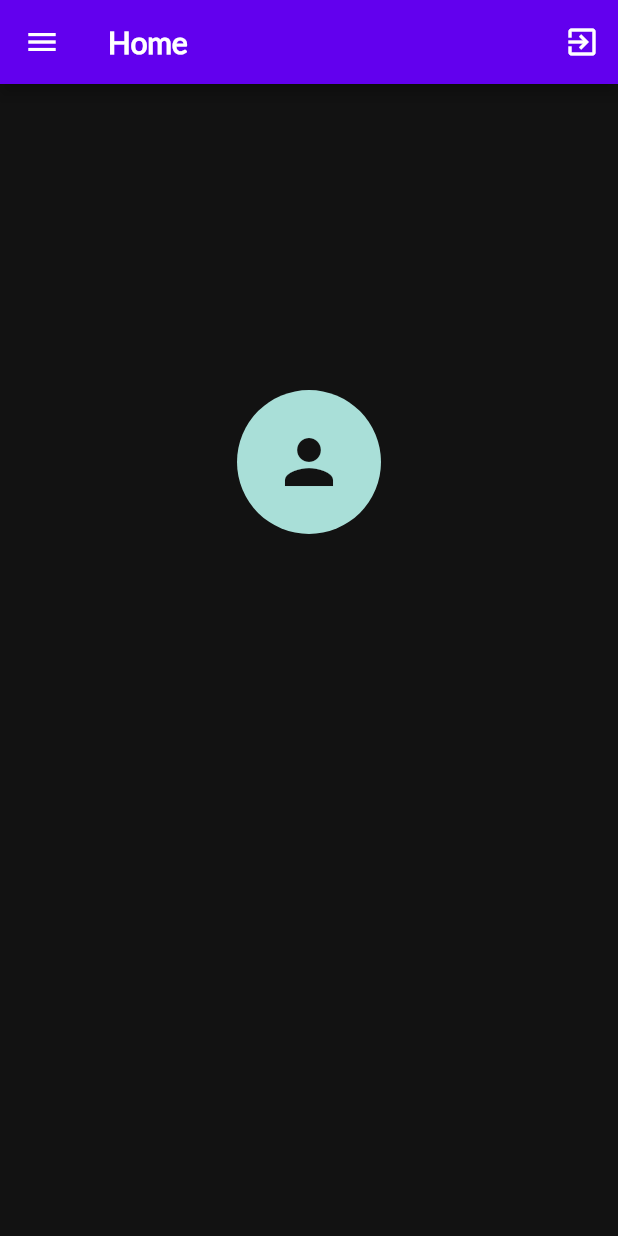
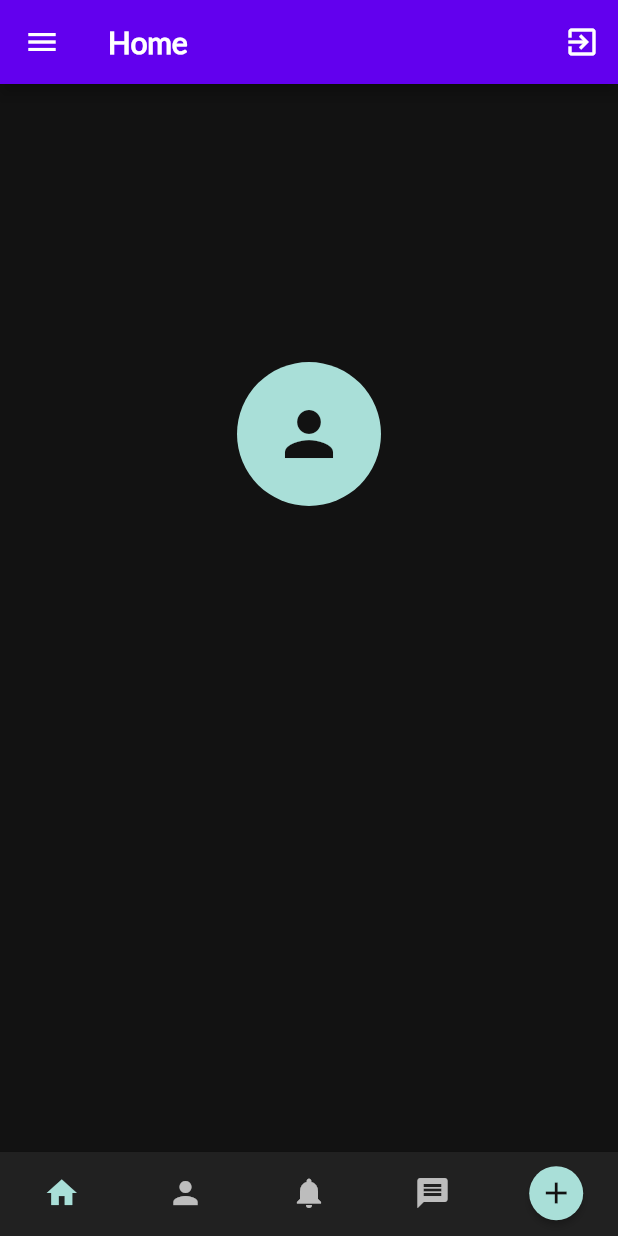
Before and after one commit to Thrauk/union, a Flutter app: the HomePage screen opened directly, on a phone screen of 412 x 824 dp. Run offline on Flutter 3.47's test engine with Material 2 defaults, Android fonts, the phone set to English and light mode, and no system bars; our stand-ins replace bloc, cloud_firestore, dots_indicator, equatable, firebase_auth, firebase_core and 4 more; missing offline and left inert: flow_builder; accounts and stored records are empty.

Commit message:
Added bottom navigation bar + cubit

```diff
--- a/lib/src/screens/auth/login/widgets/buttons/login_button_widget.dart
+++ b/lib/src/screens/auth/login/widgets/buttons/login_button_widget.dart
@@ -2,6 +2,7 @@ import 'package:flutter/cupertino.dart';
 import 'package:flutter/material.dart';
 import 'package:flutter_bloc/flutter_bloc.dart';
 import 'package:union_app/src/screens/auth/login/login.dart';
+import 'package:union_app/src/theme.dart';
 
 class LoginButtonWidget extends StatelessWidget {
   const LoginButtonWidget({Key? key}) : super(key: key);
@@ -13,12 +14,12 @@ class LoginButtonWidget extends StatelessWidget {
         context.read<LoginCubit>().logInWithCredentials();
       },
       style: ElevatedButton.styleFrom(
-        primary: const Color.fromRGBO(169, 223, 216, 1),
+        primary: AppColors.primaryColor,
         onSurface: Colors.transparent,
         shadowColor: Colors.transparent,
         side: const BorderSide(
           width: 2.0,
-          color: Color.fromRGBO(169, 223, 216, 1),
+          color: AppColors.primaryColor,
         ),
         maximumSize: const Size(double.infinity, 48),
         minimumSize: const Size(double.infinity, 48),
--- a/lib/src/screens/auth/login/widgets/form_fields/email_input_widget.dart
+++ b/lib/src/screens/auth/login/widgets/form_fields/email_input_widget.dart
@@ -1,7 +1,8 @@
 import 'package:flutter/material.dart';
 import 'package:flutter_bloc/flutter_bloc.dart';
+import 'package:union_app/src/screens/auth/login/login.dart';
+import 'package:union_app/src/theme.dart';
 
-import '../../login.dart';
 
 class EmailInputWidget extends StatelessWidget {
   const EmailInputWidget({Key? key}) : super(key: key);
@@ -18,7 +19,7 @@ class EmailInputWidget extends StatelessWidget {
           ),
           onChanged: (String email) =>
               context.read<LoginCubit>().emailChanged(email),
-          cursorColor: const Color.fromRGBO(169, 223, 216, 1),
+          cursorColor: AppColors.primaryColor,
           keyboardType: TextInputType.emailAddress,
           decoration: InputDecoration(
             labelText: 'E-mail',
--- a/lib/src/screens/auth/login/widgets/form_fields/password_input_widget.dart
+++ b/lib/src/screens/auth/login/widgets/form_fields/password_input_widget.dart
@@ -1,6 +1,7 @@
 import 'package:flutter/material.dart';
 import 'package:flutter_bloc/flutter_bloc.dart';
 import 'package:union_app/src/screens/auth/login/login.dart';
+import 'package:union_app/src/theme.dart';
 
 class PasswordInputWidget extends StatelessWidget {
   const PasswordInputWidget({Key? key}) : super(key: key);
@@ -18,7 +19,7 @@ class PasswordInputWidget extends StatelessWidget {
           ),
           onChanged: (String password) =>
               context.read<LoginCubit>().passwordChanged(password),
-          cursorColor: const Color.fromRGBO(169, 223, 216, 1),
+          cursorColor: AppColors.primaryColor,
           obscureText: state.hidePassword,
           decoration: InputDecoration(
             suffixIcon: IconButton(
--- a/lib/src/screens/auth/sign_up/widgets/form_fields/email_input_widget.dart
+++ b/lib/src/screens/auth/sign_up/widgets/form_fields/email_input_widget.dart
@@ -1,6 +1,7 @@
 import 'package:flutter/material.dart';
 import 'package:flutter_bloc/flutter_bloc.dart';
 import 'package:union_app/src/screens/auth/sign_up/sign_up.dart';
+import 'package:union_app/src/theme.dart';
 
 class EmailInputWidget extends StatelessWidget {
   const EmailInputWidget({Key? key}) : super(key: key);
@@ -17,7 +18,7 @@ class EmailInputWidget extends StatelessWidget {
           ),
           onChanged: (String email) =>
               context.read<SignUpCubit>().emailChanged(email),
-          cursorColor: const Color.fromRGBO(169, 223, 216, 1),
+          cursorColor: AppColors.primaryColor,
           keyboardType: TextInputType.emailAddress,
           decoration: InputDecoration(
             labelText: 'Email',
--- a/lib/src/screens/auth/sign_up/widgets/form_fields/name_input_widget.dart
+++ b/lib/src/screens/auth/sign_up/widgets/form_fields/name_input_widget.dart
@@ -1,6 +1,7 @@
 import 'package:flutter/material.dart';
 import 'package:flutter_bloc/flutter_bloc.dart';
 import 'package:union_app/src/screens/auth/sign_up/sign_up.dart';
+import 'package:union_app/src/theme.dart';
 
 class NameInputWidget extends StatelessWidget {
   const NameInputWidget({Key? key}) : super(key: key);
@@ -17,7 +18,7 @@ class NameInputWidget extends StatelessWidget {
           ),
           onChanged: (String name) =>
               context.read<SignUpCubit>().nameChanged(name),
-          cursorColor: const Color.fromRGBO(169, 223, 216, 1),
+          cursorColor: AppColors.primaryColor,
           keyboardType: TextInputType.name,
           decoration: InputDecoration(
             labelText: 'Name',
--- a/lib/src/screens/auth/sign_up/widgets/form_fields/password_input_widget.dart
+++ b/lib/src/screens/auth/sign_up/widgets/form_fields/password_input_widget.dart
@@ -1,6 +1,7 @@
 import 'package:flutter/material.dart';
 import 'package:flutter_bloc/flutter_bloc.dart';
 import 'package:union_app/src/screens/auth/sign_up/sign_up.dart';
+import 'package:union_app/src/theme.dart';
 
 class PasswordInputWidget extends StatelessWidget {
   const PasswordInputWidget({Key? key}) : super(key: key);
@@ -18,7 +19,7 @@ class PasswordInputWidget extends StatelessWidget {
           ),
           onChanged: (String password) =>
               context.read<SignUpCubit>().passwordChanged(password),
-          cursorColor: const Color.fromRGBO(169, 223, 216, 1),
+          cursorColor: AppColors.primaryColor,
           obscureText: state.hidePassword,
           decoration: InputDecoration(
             suffixIcon: IconButton(
--- a/lib/src/screens/home/view/home_page.dart
+++ b/lib/src/screens/home/view/home_page.dart
@@ -6,6 +6,7 @@ import 'package:union_app/src/models/authentication/app_user.dart';
 import 'package:union_app/src/screens/app/bloc/app_bloc.dart';
 import 'package:union_app/src/screens/home/widgets/widgets.dart';
 import 'package:union_app/src/screens/widgets/app_drawer.dart';
+import 'package:union_app/src/screens/widgets/widgets.dart';
 
 class HomePage extends StatelessWidget {
   const HomePage({Key? key}) : super(key: key);
@@ -21,6 +22,7 @@ class HomePage extends StatelessWidget {
     final TextTheme textTheme = Theme.of(context).textTheme;
     final AppUser user = context.select((AppBloc bloc) => bloc.state.user);
     return Scaffold(
+      bottomNavigationBar: const AppBottomNavBar(),
       drawer: const AppDrawer(),
       appBar: AppBar(
         title: const Text('Home'),
--- a/lib/src/screens/intro/view/intro_page.dart
+++ b/lib/src/screens/intro/view/intro_page.dart
@@ -2,6 +2,7 @@
 import 'package:flutter/material.dart';
 import 'package:flutter_bloc/flutter_bloc.dart';
 import 'package:union_app/src/screens/intro/intro.dart';
+import 'package:union_app/src/theme.dart';
 
 class IntroPage extends StatelessWidget {
   const IntroPage({Key? key}) : super(key: key);
@@ -32,7 +33,7 @@ class _Intro extends StatelessWidget {
   @override
   Widget build(BuildContext context) {
     return Scaffold(
-      backgroundColor: const Color.fromRGBO(169, 223, 216, 1),
+      backgroundColor: AppColors.primaryColor,
       body: Column(
         children: <Widget>[
           Expanded(
--- a/lib/src/screens/intro/widgets/buttons/buttons_widget_02.dart
+++ b/lib/src/screens/intro/widgets/buttons/buttons_widget_02.dart
@@ -1,5 +1,6 @@
 import 'package:flutter/material.dart';
 import 'package:union_app/src/screens/auth/sign_up/sign_up.dart';
+import 'package:union_app/src/theme.dart';
 
 class ButtonsWidget02 extends StatelessWidget {
   const ButtonsWidget02({Key? key}) : super(key: key);
@@ -9,11 +10,12 @@ class ButtonsWidget02 extends StatelessWidget {
     return ElevatedButton(
       onPressed: () => Navigator.of(context).push<void>(SignUpPage.route()),
       style: ElevatedButton.styleFrom(
-          primary: const Color.fromRGBO(169, 223, 216, 1),
+          primary: AppColors.primaryColor,
           onSurface: Colors.transparent,
           shadowColor: Colors.transparent,
           side: const BorderSide(
-              width: 2.0, color: Color.fromRGBO(169, 223, 216, 1),
+            width: 2.0,
+            color: AppColors.primaryColor,
           ),
           minimumSize: const Size(double.infinity, double.infinity)),
       child: const Text(
--- /dev/null
+++ b/lib/src/screens/widgets/app_bottom_nav_bar/app_bottom_nav_bar.dart
@@ -0,0 +1,2 @@
+export 'cubit/app_bottom_nav_bar_cubit.dart';
+export 'view/app_bottom_nav_bar.dart';
--- /dev/null
+++ b/lib/src/screens/widgets/app_bottom_nav_bar/cubit/app_bottom_nav_bar_cubit.dart
@@ -0,0 +1,12 @@
+import 'package:bloc/bloc.dart';
+import 'package:meta/meta.dart';
+
+part 'app_bottom_nav_bar_state.dart';
+
+class AppBottomNavBarCubit extends Cubit<AppBottomNavBarState> {
+  AppBottomNavBarCubit() : super(const AppBottomNavBarState());
+
+  void navigate(int index) {
+    emit(state.copyWith(index: index));
+  }
+}
--- /dev/null
+++ b/lib/src/screens/widgets/app_bottom_nav_bar/cubit/app_bottom_nav_bar_state.dart
@@ -0,0 +1,16 @@
+part of 'app_bottom_nav_bar_cubit.dart';
+
+@immutable
+class AppBottomNavBarState {
+  const AppBottomNavBarState({this.index = 0});
+
+  final int index;
+
+  AppBottomNavBarState copyWith({int? index}) {
+    return AppBottomNavBarState(
+      index: index ?? this.index,
+    );
+  }
+
+  List<Object?> get props => <int>[index];
+}
--- /dev/null
+++ b/lib/src/screens/widgets/app_bottom_nav_bar/view/app_bottom_nav_bar.dart
@@ -0,0 +1,62 @@
+import 'package:flutter/cupertino.dart';
+import 'package:flutter/material.dart';
+import 'package:flutter_bloc/flutter_bloc.dart';
+import 'package:union_app/src/screens/widgets/app_bottom_nav_bar/app_bottom_nav_bar.dart';
+import 'package:union_app/src/theme.dart';
+
+class AppBottomNavBar extends StatelessWidget {
+  const AppBottomNavBar({Key? key}) : super(key: key);
+
+  @override
+  Widget build(BuildContext context) {
+    return BlocProvider<AppBottomNavBarCubit>(
+      create: (_) => AppBottomNavBarCubit(),
+      child: _AppBottomNavBar(),
+    );
+  }
+}
+
+class _AppBottomNavBar extends StatelessWidget {
+  @override
+  Widget build(BuildContext context) {
+    return BlocBuilder<AppBottomNavBarCubit, AppBottomNavBarState>(
+      builder: (BuildContext context, AppBottomNavBarState state) {
+        return BottomNavigationBar(
+          selectedFontSize: 0,
+          unselectedFontSize: 0,
+          unselectedItemColor: AppColors.white07,
+          type: BottomNavigationBarType.fixed,
+          backgroundColor: AppColors.backgroundLight,
+          currentIndex: context.read<AppBottomNavBarCubit>().state.index,
+          onTap: (int index) {
+            context.read<AppBottomNavBarCubit>().navigate(index);
+          },
+          items: <BottomNavigationBarItem>[
+            const BottomNavigationBarItem(
+                icon: Icon(Icons.home), label: 'Home'),
+            const BottomNavigationBarItem(
+                icon: Icon(Icons.person), label: 'Profile'),
+            const BottomNavigationBarItem(
+                icon: Icon(Icons.notifications), label: 'Notifications'),
+            const BottomNavigationBarItem(
+                icon: Icon(Icons.message), label: 'Messages'),
+            BottomNavigationBarItem(
+              label: 'Add',
+              icon: ElevatedButton(
+                onPressed: () {},
+                style: ElevatedButton.styleFrom(
+                    primary: AppColors.primaryColor,
+                    shape: const CircleBorder()),
+                child: const Icon(
+                  Icons.add,
+                  color: AppColors.backgroundDark,
+                ),
+              ),
+            ),
+          ],
+          selectedItemColor: AppColors.primaryColor,
+        );
+      },
+    );
+  }
+}
--- /dev/null
+++ b/lib/src/screens/widgets/widgets.dart
@@ -0,0 +1,2 @@
+export 'app_bottom_nav_bar/view/app_bottom_nav_bar.dart';
+export 'app_drawer.dart';
--- a/lib/src/theme.dart
+++ b/lib/src/theme.dart
@@ -21,10 +21,10 @@ final ThemeData theme = ThemeData(
         fontFamily: 'Lato'
     ),
   ),
-  canvasColor: const Color.fromRGBO(18, 18, 18, 1),
+  canvasColor: const Color.fromRGBO(66, 33, 33, 1),
   inputDecorationTheme: InputDecorationTheme(
     labelStyle: const TextStyle(
-      color: Color.fromRGBO(169, 223, 216, 1),
+      color: AppColors.primaryColor,
     ),
     hintStyle: const TextStyle(
       color: Color.fromRGBO(255, 255, 255, 0.7)
@@ -44,3 +44,12 @@ final ThemeData theme = ThemeData(
     ),
   ),
 );
+
+class AppColors {
+  static const Color primaryColor = Color.fromRGBO(169, 223, 216, 1);
+  static const Color accentColor = Color.fromRGBO(215, 223, 113, 1);
+  static const Color backgroundLight = Color.fromRGBO(33, 33, 33, 1);
+  static const Color backgroundDark = Color.fromRGBO(18, 18, 18, 1);
+
+  static const Color white07 = Color.fromRGBO(255, 255, 255, 0.7);
+}
```
Also changed, not shown: lib/src/screens/auth/login/view/login_page.dart (+4 -3 lines), lib/src/screens/auth/sign_up/view/sign_up_page.dart (+4 -3 lines), lib/src/screens/auth/sign_up/widgets/buttons/sign_up_button_widget.dart (+4 -3 lines), lib/src/screens/intro/widgets/buttons/buttons_widget_01.dart (+5 -4 lines).
